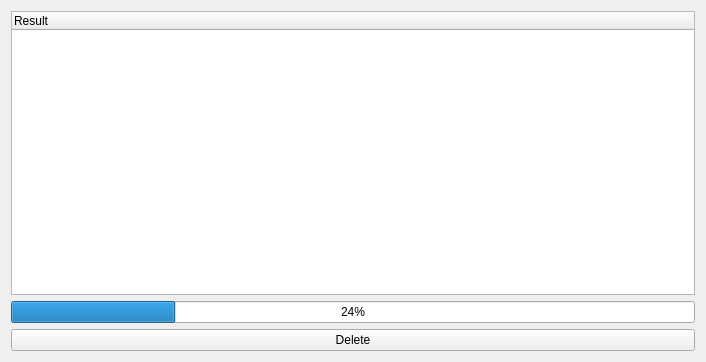
The window that process.ui (IvanGusevGit/duplicate_finder) describes before a commit, drawn with Qt 5.
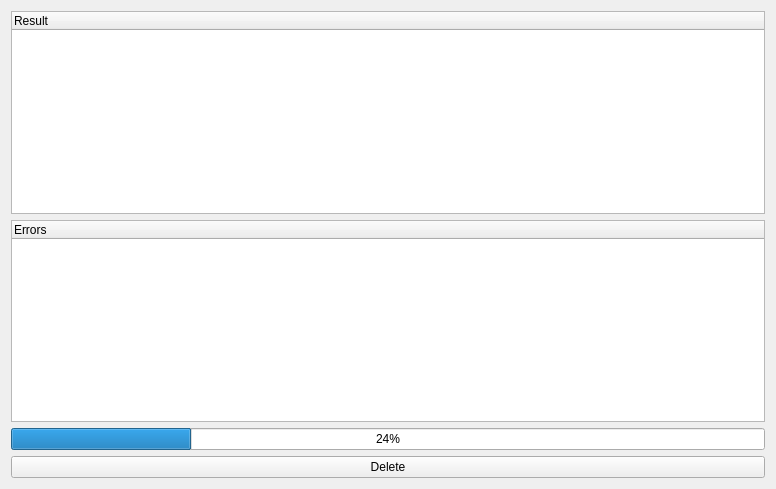
The same window after the commit.

Diff of the .ui file:
```diff
--- a/process.ui
+++ b/process.ui
@@ -6,21 +6,14 @@
    <rect>
     <x>0</x>
     <y>0</y>
-    <width>706</width>
-    <height>362</height>
+    <width>776</width>
+    <height>489</height>
    </rect>
   </property>
   <property name="windowTitle">
    <string>Form</string>
   </property>
   <layout class="QGridLayout" name="gridLayout">
-   <item row="1" column="0">
-    <widget class="QProgressBar" name="progress_bar">
-     <property name="value">
-      <number>24</number>
-     </property>
-    </widget>
-   </item>
    <item row="0" column="0">
     <widget class="QTreeWidget" name="result_tree">
      <column>
@@ -35,13 +28,29 @@
      </column>
     </widget>
    </item>
-   <item row="2" column="0">
+   <item row="3" column="0">
     <widget class="QPushButton" name="delete_selected_button">
      <property name="text">
       <string>Delete</string>
      </property>
     </widget>
    </item>
+   <item row="2" column="0">
+    <widget class="QProgressBar" name="progress_bar">
+     <property name="value">
+      <number>24</number>
+     </property>
+    </widget>
+   </item>
+   <item row="1" column="0">
+    <widget class="QTreeWidget" name="errors_tree">
+     <column>
+      <property name="text">
+       <string>Errors</string>
+      </property>
+     </column>
+    </widget>
+   </item>
   </layout>
  </widget>
  <resources/>
```
